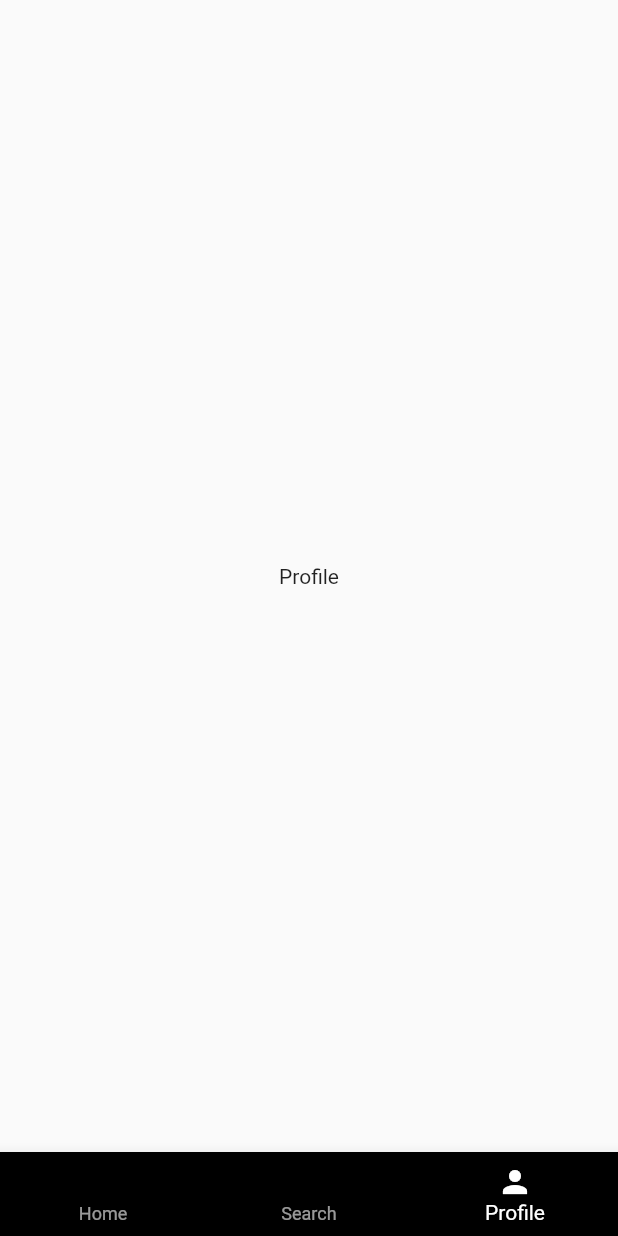
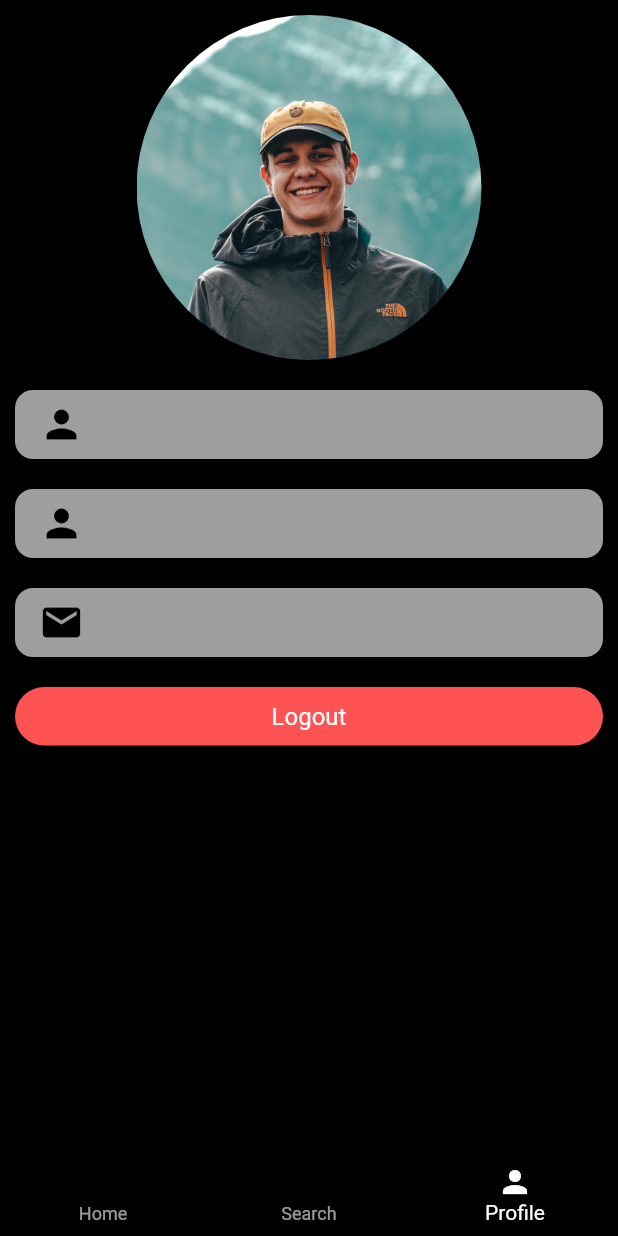
Before and after one commit to ClaudiaReiff/boni, a Flutter app: the Navigation screen opened directly, item 3 of the bottom bar chosen, on a phone screen of 412 x 824 dp. Run offline on Flutter 3.47's test engine with Material 2 defaults, Android fonts, the light colour scheme and no system bars; our stand-ins replace fluttertoast, get, shared_preferences; accounts and stored records are empty.

Commit message:
navigation & profile

```diff
--- a/lib/api/api_connection.dart
+++ b/lib/api/api_connection.dart
@@ -1,5 +1,5 @@
 class API {
-  static const hostConnect = "http://10.0.64.21/api";
+  static const hostConnect = "http://10.0.64.23/api";
   static const hostConnectUser = "$hostConnect/user";
 
   //SignUp
--- a/lib/fragments/navigation.dart
+++ b/lib/fragments/navigation.dart
@@ -9,11 +9,9 @@ class Navigation extends StatelessWidget {
   Navigation({super.key});
 
   CurrentUser currentUser = Get.put(CurrentUser());
-  final List<Widget> _menuItems = [
-    const Home(),
-    const Search(),
-    const Profile()
-  ];
+
+  final List<Widget> _menuItems = [const Home(), const Search(), Profile()];
+
   final List _navigationProperties = [
     {
       "active_icon": Icons.home,
--- a/lib/fragments/profile.dart
+++ b/lib/fragments/profile.dart
@@ -1,12 +1,117 @@
+import 'package:boni/users/authentication/login.dart';
+import 'package:boni/users/preferences/current_user.dart';
+import 'package:boni/users/preferences/user_preferences.dart';
 import 'package:flutter/material.dart';
+import 'package:get/get.dart';
 
 class Profile extends StatelessWidget {
-  const Profile({super.key});
+  Profile({super.key});
+
+  final CurrentUser currentUser = Get.put(CurrentUser());
+
+  signOutUser() async {
+    var response = await Get.dialog(AlertDialog(
+      backgroundColor: Colors.grey,
+      title: const Text(
+        "Logout",
+        style: TextStyle(fontSize: 18, fontWeight: FontWeight.bold),
+      ),
+      content: const Text("Do you really want to logout?"),
+      actions: [
+        TextButton(
+          onPressed: () {
+            Get.back();
+          },
+          child: const Text(
+            "No",
+            style: TextStyle(color: Colors.black),
+          ),
+        ),
+        TextButton(
+          onPressed: () {
+            Get.back(result: "loggedOut");
+          },
+          child: const Text(
+            "Yes",
+            style: TextStyle(color: Colors.black),
+          ),
+        )
+      ],
+    ));
+    if (response == 'loggedOut') {
+      //remove user data from local storage
+      UserPreferences.removeUserInfo().then((value) {
+        Get.off(const Login());
+      });
+    }
+  }
+
+  Widget userProfileInfo(IconData iconData, String userData) {
+    return Container(
+      decoration: BoxDecoration(
+          borderRadius: BorderRadius.circular(12), color: Colors.grey),
+      padding: const EdgeInsets.symmetric(horizontal: 16, vertical: 8),
+      child: Row(
+        children: [
+          Icon(iconData, size: 30, color: Colors.black),
+          const SizedBox(
+            width: 16,
+          ),
+          Text(
+            userData,
+            style: const TextStyle(fontSize: 15),
+          )
+        ],
+      ),
+    );
+  }
 
   @override
   Widget build(BuildContext context) {
-    return const Scaffold(
-      body: Center(child: Text("Profile")),
+    return ListView(
+      padding: const EdgeInsets.all(10),
+      children: [
+        Center(
+          child: ClipOval(
+            child: Image.asset(
+              "images/profile.jpg",
+              width: 230,
+              height: 230,
+              fit: BoxFit.cover,
+            ),
+          ),
+        ),
+        const SizedBox(height: 20),
+        userProfileInfo(Icons.person, currentUser.user.name),
+        const SizedBox(height: 20),
+        userProfileInfo(Icons.person, currentUser.user.surname),
+        const SizedBox(height: 20),
+        userProfileInfo(Icons.email, currentUser.user.email),
+        const SizedBox(height: 20),
+        SizedBox(
+          width: double.infinity,
+          child: Material(
+            color: Colors.redAccent,
+            borderRadius: BorderRadius.circular(30),
+            child: InkWell(
+              //Sign out user
+              onTap: () {
+                signOutUser();
+              },
+              borderRadius: BorderRadius.circular(30),
+              child: const Padding(
+                padding: EdgeInsets.symmetric(vertical: 10, horizontal: 28),
+                child: Center(
+                  child: Text(
+                    "Logout",
+                    style: TextStyle(color: Colors.white, fontSize: 16),
+                  ),
+                ),
+              ),
+            ),
+          ),
+        )
+      ],
     );
   }
 }
--- a/lib/users/authentication/signup.dart
+++ b/lib/users/authentication/signup.dart
@@ -62,6 +62,7 @@ class _SignUpState extends State<SignUp> {
             emailController.clear();
             passwordController.clear();
           });
+          Get.to(const Login());
         } else {
           Fluttertoast.showToast(msg: "Error occured. Please try again.");
         }
--- a/lib/users/preferences/current_user.dart
+++ b/lib/users/preferences/current_user.dart
@@ -8,7 +8,7 @@ class CurrentUser extends GetxController {
   User get user => _currentUser.value;
 
   getUserInfo() async {
-    User? userInfo = await UserPreferences.readUserInfo();
-    _currentUser.value = userInfo!;
+    User? userInfoLocalStorage = await UserPreferences.readUserInfo();
+    _currentUser.value = userInfoLocalStorage!;
   }
 }
```
Also changed, not shown: lib/main.dart (+9 -2 lines), lib/users/preferences/user_preferences.dart (+8 -2 lines), images/profile.jpg (added), 1 other file.
